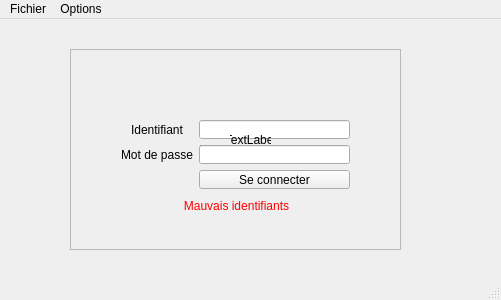
Old version of the form app/gui/window.ui in the repository Nokitoo/Nautiljon-Notifier.
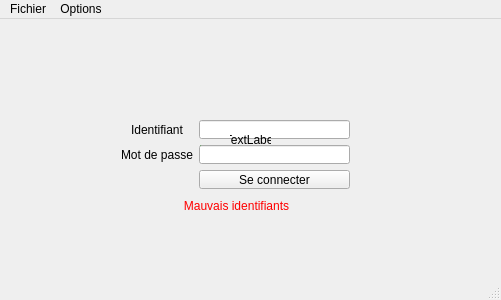
New version of the form.

Commit message: Remove borders of form QFrame

```diff
--- a/app/gui/window.ui
+++ b/app/gui/window.ui
@@ -51,6 +51,11 @@
       <height>201</height>
      </rect>
     </property>
+    <property name="styleSheet">
+     <string notr="true">QFrame {
+	border: 0;
+}</string>
+    </property>
     <property name="frameShape">
      <enum>QFrame::StyledPanel</enum>
     </property>
```
Left out of the diff: 5 changed lines with no effect on the pictures. The commit also changes 1 other file.
